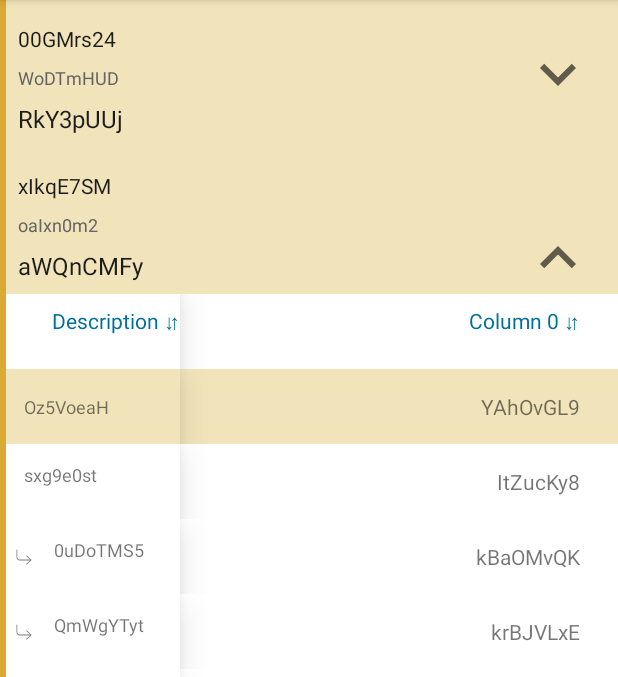
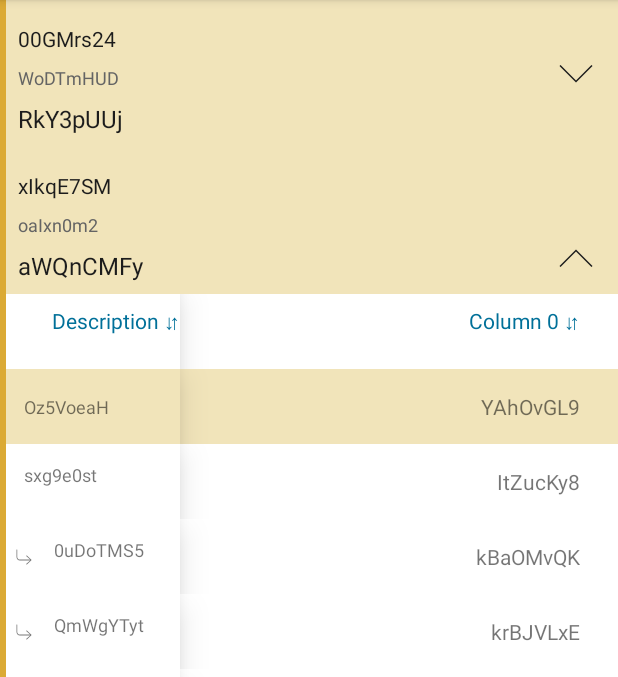
Before and after one commit to Sushobh/TableSection, an Android app: the screen it shows after launch (MainActivity), after a tap on an icon or button, on a phone screen of 412 x 824 dp, the part 84-761 px from its top. Run offline under Robolectric (Android 15) with nearby library versions, the phone set to English and light mode, and no system bars.

Commit message:
Added down image

```diff
--- a/app/src/main/java/com/example/tablesection/ExampleTableSection.kt
+++ b/app/src/main/java/com/example/tablesection/ExampleTableSection.kt
@@ -1,6 +1,7 @@
 package com.example.tablesection
 
 import android.content.Context
+import android.graphics.Canvas
 import android.view.LayoutInflater
 import android.view.View
 import android.view.ViewGroup
@@ -106,6 +107,7 @@ StickyHeadersLinearLayoutManager<MyAdapter>, viewInfoTag: ViewInfoTag, listView
                 }
                 dummyData.otherRows.reverse()
                 listener.itemRangeChanged(0,getLength()-1,this@ExampleTableSection)
+                var canvas : Canvas? = null
             }
         }
 
--- a/app/src/main/java/com/example/tablesection/customviews/NoFlingScrollView.kt
+++ b/app/src/main/java/com/example/tablesection/customviews/NoFlingScrollView.kt
@@ -9,9 +9,4 @@ class NoFlingScrollView : HorizontalScrollView {
     constructor(context: Context?, attrs: AttributeSet?) : super(context, attrs)
     constructor(context: Context?, attrs: AttributeSet?, defStyleAttr: Int) : super(context, attrs, defStyleAttr)
     constructor(context: Context?, attrs: AttributeSet?, defStyleAttr: Int, defStyleRes: Int) : super(context, attrs, defStyleAttr, defStyleRes)
-
-
-    override fun fling(velocityX: Int) {
-
-    }
 }
--- a/app/src/main/java/com/example/tablesection/sectioning/TableSection.kt
+++ b/app/src/main/java/com/example/tablesection/sectioning/TableSection.kt
@@ -64,11 +64,11 @@ abstract class TableSection(val viewTypes : ArrayList<Int>,
         if(viewHolder is Level1ViewHolder){
             if(isExpanded){
                 viewHolder.view.tableHeaderView.visibility = View.VISIBLE
-                viewHolder.view.expandIndicator.setImageDrawable(viewHolder.itemView.context.getDrawable(R.drawable.ic_hd_up_arrow))
+                viewHolder.view.expandIndicator.scaleY = 1.0f
             }
             else {
-                viewHolder.view.expandIndicator.setImageDrawable(viewHolder.itemView.context.getDrawable(R.drawable.ic_hd_down_arrow))
                 viewHolder.view.tableHeaderView.visibility = View.GONE
+                viewHolder.view.expandIndicator.scaleY = -1.0f
             }
         }
         if(viewHolder is HasScrollableView<*>){
--- /dev/null
+++ b/app/src/main/res/drawable/ic_arrow_up_2x.xml
@@ -0,0 +1,19 @@
+<vector xmlns:android="http://schemas.android.com/apk/res/android"
+    android:width="24dp"
+    android:height="24dp"
+    android:viewportWidth="24"
+    android:viewportHeight="24">
+  <path
+      android:pathData="M0,0h24v24h-24z"
+      android:strokeWidth="1"
+      android:fillColor="#FFFFFF"
+      android:fillAlpha="0.01"
+      android:fillType="evenOdd"
+      android:strokeColor="#00000000"/>
+  <path
+      android:pathData="M1,17.293l0.707,0.707l10.293,-10.293l10.293,10.293l0.707,-0.707l-11,-11z"
+      android:strokeWidth="1"
+      android:fillColor="#1C1C1C"
+      android:fillType="evenOdd"
+      android:strokeColor="#00000000"/>
+</vector>
--- a/app/src/main/res/drawable/ic_hd_down_arrow.xml
+++ /dev/null
@@ -1,10 +0,0 @@
-<vector xmlns:android="http://schemas.android.com/apk/res/android"
-    android:width="48dp"
-    android:height="48dp"
-    android:viewportWidth="24"
-    android:viewportHeight="24"
-    android:tint="?attr/colorControlNormal">
-  <path
-      android:fillColor="@android:color/white"
-      android:pathData="M7.41,8.59L12,13.17l4.59,-4.58L18,10l-6,6 -6,-6 1.41,-1.41z"/>
-</vector>
--- a/app/src/main/res/drawable/ic_hd_up_arrow.xml
+++ /dev/null
@@ -1,10 +0,0 @@
-<vector xmlns:android="http://schemas.android.com/apk/res/android"
-    android:width="48dp"
-    android:height="48dp"
-    android:viewportWidth="24"
-    android:viewportHeight="24"
-    android:tint="?attr/colorControlNormal">
-  <path
-      android:fillColor="@android:color/white"
-      android:pathData="M7.41,15.41L12,10.83l4.59,4.58L18,14l-6,-6 -6,6z"/>
-</vector>
--- a/app/src/main/res/layout/level1view.xml
+++ b/app/src/main/res/layout/level1view.xml
@@ -66,7 +66,7 @@
         app:layout_constraintTop_toTopOf="parent"
         app:layout_constraintBottom_toBottomOf="parent"
         app:layout_constraintRight_toRightOf="parent"
-        android:src="@drawable/ic_hd_down_arrow"
+        android:src="@drawable/ic_arrow_up_2x"
         android:layout_width="wrap_content"
         android:layout_height="wrap_content"/>
 
```
Also changed, not shown: app/src/main/java/com/example/tablesection/BorderDecoration.kt (added, +36 -0 lines).
